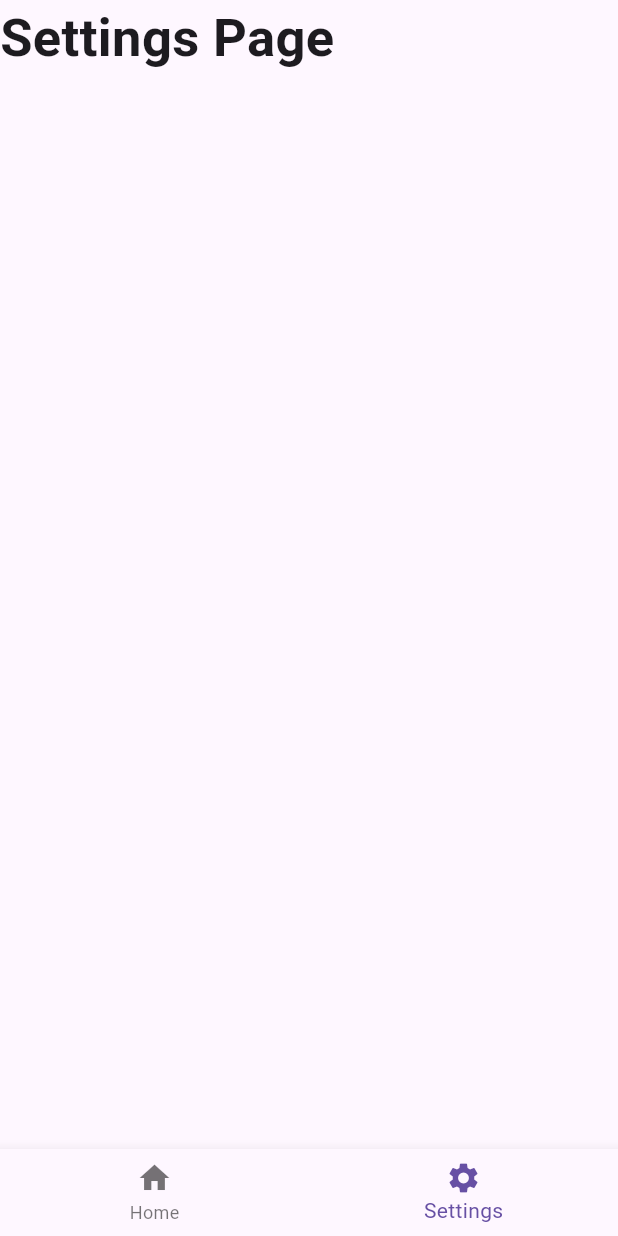
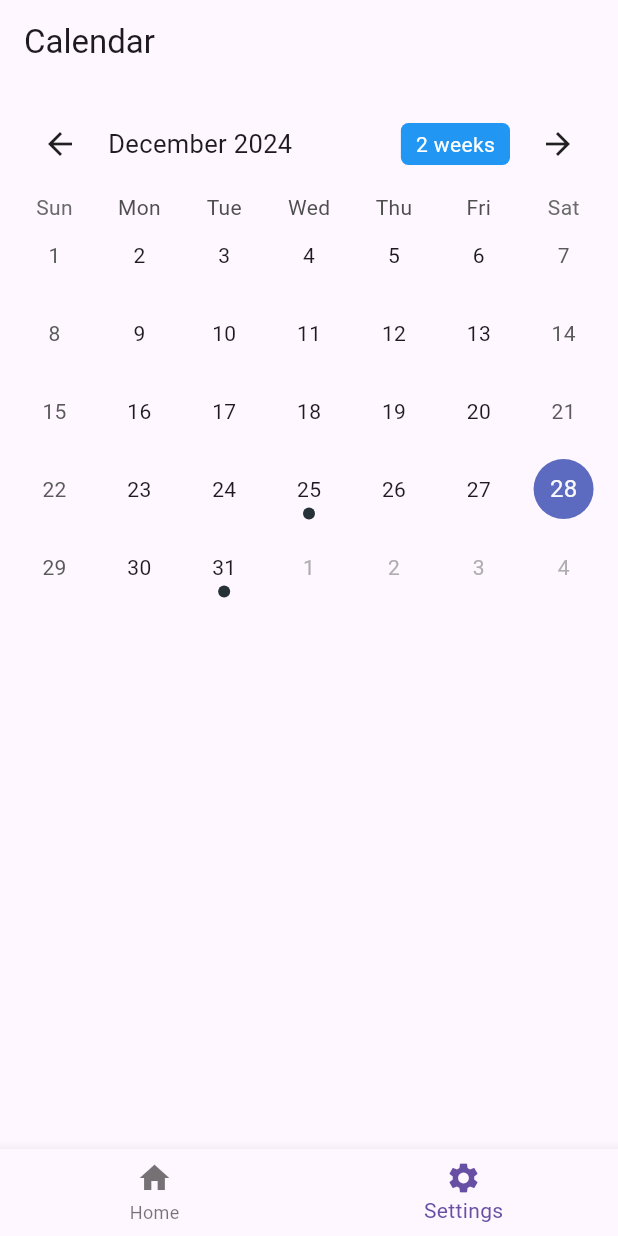
Before and after one commit to demon1020/rewire, a Flutter app: the screen it shows after launch, item 2 of the bottom bar chosen, on a phone screen of 412 x 824 dp. Run offline on Flutter 3.47's test engine with Material 3 defaults, Android fonts, the phone set to English and light mode, and no system bars; drawn by our look-alikes of table_calendar; our stand-ins replace flutter_bloc.

Commit message:
Added calendar_page.dart

```diff
--- /dev/null
+++ b/lib/pages/calendar_page.dart
@@ -0,0 +1,70 @@
+import 'package:flutter/material.dart';
+import 'package:table_calendar/table_calendar.dart';
+
+import '../widgets/app_calender.dart';
+
+class CalendarPage extends StatefulWidget {
+  @override
+  _CalendarPageState createState() => _CalendarPageState();
+}
+
+class _CalendarPageState extends State<CalendarPage> {
+  DateTime _selectedDay = DateTime.now();
+  DateTime _focusedDay = DateTime.now();
+
+  final DateTime _firstDay = DateTime.utc(2020, 01, 01);
+  final DateTime _lastDay = DateTime.utc(2050, 12, 31);
+
+  final Map<DateTime, List<String>> _events = {
+    DateTime(2024, 12, 25): ['Christmas Day'],
+    DateTime(2024, 12, 31): ['New Year\'s Eve'],
+  };
+
+  CalendarFormat _calendarFormat = CalendarFormat.month;
+
+  @override
+  Widget build(BuildContext context) {
+    return Scaffold(
+      appBar: AppBar(
+        title: Text('Calendar'),
+      ),
+      body: Padding(
+        padding: const EdgeInsets.all(8.0),
+        child: Column(
+          children: [
+            AppCalendar(
+              firstDay: _firstDay,
+              lastDay: _lastDay,
+              focusedDay: _focusedDay,
+              selectedDay: _selectedDay,
+              onDaySelected: (selectedDay, focusedDay) {
+                setState(() {
+                  _selectedDay = selectedDay;
+                  _focusedDay = focusedDay;
+                });
+              },
+              onFormatChanged: (format) {
+                setState(() {
+                  _calendarFormat = format;
+                });
+              },
+              events: _events,
+              calendarFormat: _calendarFormat,
+            ),
+            Expanded(
+              child: ListView(
+                children: _events[DateTime(_selectedDay.year,
+                            _selectedDay.month, _selectedDay.day)]
+                        ?.map((event) => ListTile(
+                              title: Text(event),
+                            ))
+                        .toList() ??
+                    [],
+              ),
+            ),
+          ],
+        ),
+      ),
+    );
+  }
+}
--- a/lib/pages/home_page.dart
+++ b/lib/pages/home_page.dart
@@ -1,4 +1,5 @@
 import 'package:flutter/material.dart';
+import 'package:rewire/pages/calendar_page.dart';
 import 'package:rewire/pages/routines_page.dart';
 
 class HomePage extends StatefulWidget {
@@ -14,10 +15,7 @@ class _HomePageState extends State<HomePage> {
   // List of widgets corresponding to each tab
   static final List<Widget> _widgetOptions = <Widget>[
     RoutinesPage(),
-    SafeArea(
-      child: Text('Settings Page',
-          style: TextStyle(fontSize: 35, fontWeight: FontWeight.bold)),
-    ),
+    CalendarPage(),
   ];
 
   void _onItemTapped(int index) {
--- /dev/null
+++ b/lib/widgets/app_calender.dart
@@ -0,0 +1,51 @@
+import 'package:flutter/material.dart';
+import 'package:table_calendar/table_calendar.dart';
+
+class AppCalendar extends StatelessWidget {
+  final DateTime firstDay;
+  final DateTime lastDay;
+  final DateTime focusedDay;
+  final DateTime selectedDay;
+  final Function(DateTime, DateTime) onDaySelected;
+  final Function(CalendarFormat) onFormatChanged;
+  final Map<DateTime, List<String>> events;
+  final CalendarFormat calendarFormat;
+
+  AppCalendar({
+    required this.firstDay,
+    required this.lastDay,
+    required this.focusedDay,
+    required this.selectedDay,
+    required this.onDaySelected,
+    required this.onFormatChanged,
+    required this.events,
+    required this.calendarFormat,
+  });
+
+  @override
+  Widget build(BuildContext context) {
+    return TableCalendar(
+      firstDay: firstDay,
+      lastDay: lastDay,
+      focusedDay: focusedDay,
+      selectedDayPredicate: (day) => isSameDay(selectedDay, day),
+      onDaySelected: onDaySelected,
+      eventLoader: (day) {
+        DateTime dateOnly = DateTime(day.year, day.month, day.day);
+        return events[dateOnly] ?? [];
+      },
+      calendarFormat: calendarFormat,
+      headerStyle: HeaderStyle(
+        formatButtonVisible: true,
+        formatButtonTextStyle: TextStyle(color: Colors.white),
+        formatButtonDecoration: BoxDecoration(
+          color: Colors.blue,
+          borderRadius: BorderRadius.circular(5.0),
+        ),
+        leftChevronIcon: Icon(Icons.arrow_back),
+        rightChevronIcon: Icon(Icons.arrow_forward),
+      ),
+      onFormatChanged: onFormatChanged,
+    );
+  }
+}
--- a/pubspec.yaml
+++ b/pubspec.yaml
@@ -38,6 +38,7 @@ dependencies:
   flutter_bloc: ^8.1.6
   equatable: ^2.0.7
   provider: ^6.1.2
+  table_calendar: ^3.1.3
 
 
 dev_dependencies:
```
Also changed, not shown: pubspec.lock.
